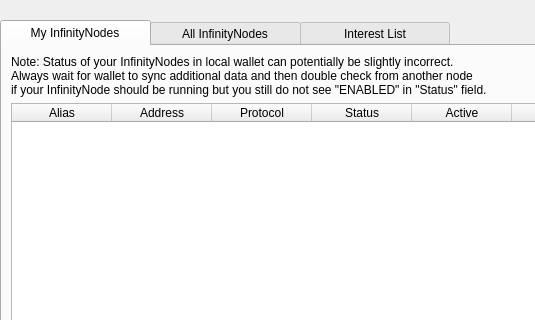
This is src/qt/forms/masternodelist.ui in hardwarewise/SIN-core as Qt 5 draws it before an edit; both pictures show x 0 to 535 and y 0 to 320 of the 723 by 457 pixel window. The edited form follows.
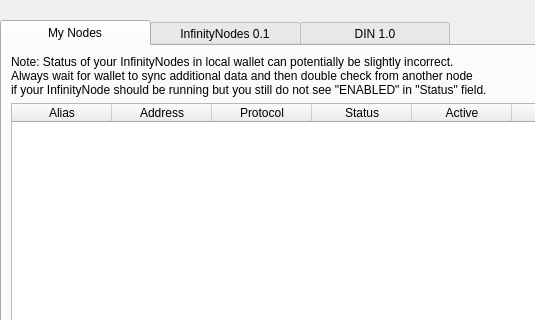
This is the edited form.

What changed in the file:
```diff
--- a/src/qt/forms/masternodelist.ui
+++ b/src/qt/forms/masternodelist.ui
@@ -56,7 +56,7 @@
        </property>
        <widget class="QWidget" name="tabMyMasternodes">
         <attribute name="title">
-         <string>My InfinityNodes</string>
+         <string>My Nodes</string>
         </attribute>
         <layout class="QGridLayout" name="gridLayout_2">
          <item row="0" column="0">
@@ -202,7 +202,7 @@
        </widget>
        <widget class="QWidget" name="tabAllMasternodes">
         <attribute name="title">
-         <string>All InfinityNodes</string>
+         <string>InfinityNodes 0.1</string>
         </attribute>
         <layout class="QGridLayout" name="gridLayout">
          <item row="1" column="0">
@@ -306,7 +306,7 @@
        </widget>
        <widget class="QWidget" name="tab">
         <attribute name="title">
-         <string>Interest List</string>
+         <string>DIN 1.0</string>
         </attribute>
         <layout class="QVBoxLayout" name="verticalLayout_3">
          <item>
```
